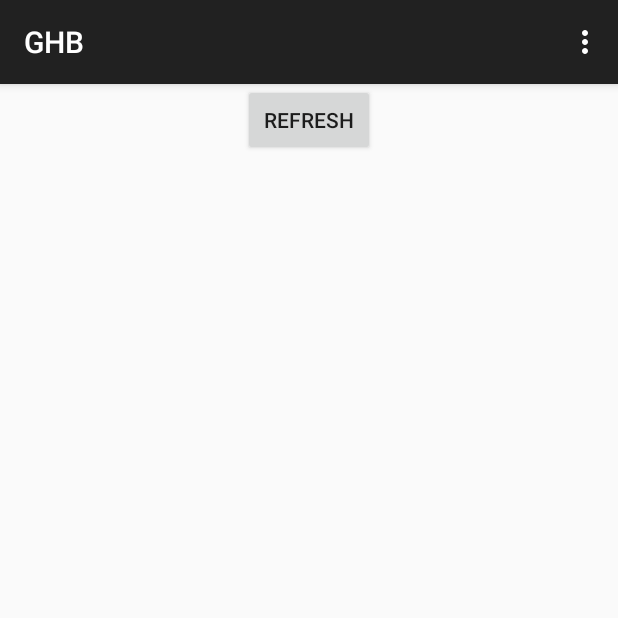
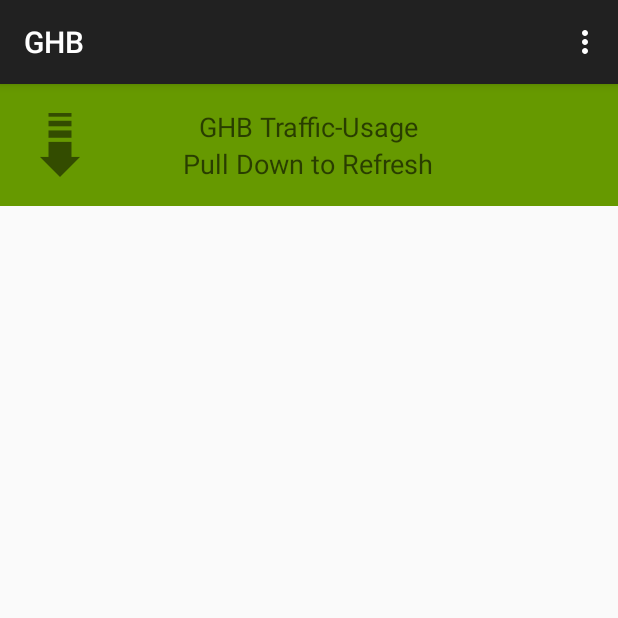
Before and after one commit to doofmars/GHB-Traffic, an Android app: the screen it shows after launch (Statistics), on a phone screen of 412 x 824 dp, the top half of it. Run offline under Robolectric (Android 15) with nearby library versions, the phone set to English and light mode, and no system bars; libraries missing offline, so code that uses them is left out: com.github.mikephil.charting.

Commit message:
Added pull to reload
Added some information
Pull down arrow
Cleanup
Fixed some typos

```diff
--- a/app/src/main/java/de/doofmars/ghb/Statistics.java
+++ b/app/src/main/java/de/doofmars/ghb/Statistics.java
@@ -5,6 +5,7 @@ import android.content.SharedPreferences;
 import android.os.Bundle;
 import android.preference.PreferenceManager;
 import android.support.v4.app.FragmentManager;
+import android.support.v4.widget.SwipeRefreshLayout;
 import android.support.v7.app.ActionBarActivity;
 import android.view.Menu;
 import android.view.MenuItem;
@@ -12,25 +13,35 @@ import android.view.View;
 
 import de.doofmars.ghb.api.DataLoader;
 import de.doofmars.ghb.fragments.BarChartFragment;
+import de.doofmars.ghb.fragments.GeneralFragment;
 import de.doofmars.ghb.fragments.PieChartFragment;
 import de.doofmars.ghb.model.TrafficReport;
 
 
-public class Statistics extends ActionBarActivity {
+public class Statistics extends ActionBarActivity implements SwipeRefreshLayout.OnRefreshListener {
 
     private final static String TRAFFIC_CALL = "https://ghb.hs-furtwangen.de/api/call?method=t&key=";
+    private SwipeRefreshLayout swipeLayout;
 
     @Override
     protected void onCreate(Bundle savedInstanceState) {
         super.onCreate(savedInstanceState);
         setContentView(R.layout.activity_statistics);
-//        if (savedInstanceState == null) {
-//
-//            getIntent().
-//            getSupportFragmentManager().beginTransaction()
-//                    .add(R.id.container, barChartFragment)
-//                    .commit();
-//        }
+
+        swipeLayout = (SwipeRefreshLayout) findViewById(R.id.swipe_container);
+        swipeLayout.setOnRefreshListener(this);
+        swipeLayout.setColorSchemeResources(
+                android.R.color.holo_blue_bright,
+                android.R.color.holo_green_light,
+                android.R.color.holo_orange_light,
+                android.R.color.holo_red_light);
+
+        if (savedInstanceState == null) {
+
+            getSupportFragmentManager().beginTransaction()
+                    .add(R.id.container_general, new GeneralFragment())
+                    .commit();
+        }
 
 
     }
@@ -59,18 +70,33 @@ public class Statistics extends ActionBarActivity {
         return super.onOptionsItemSelected(item);
     }
 
-    public void refreshData(View v) {
+    @Override
+    public void onRefresh() {
         SharedPreferences preferences = PreferenceManager.getDefaultSharedPreferences(getBaseContext());
-        new DataLoader(this).execute(TRAFFIC_CALL + preferences.getString("api_key", ""));
+        if (preferences.contains("api_key")){
+            new DataLoader(this).execute(TRAFFIC_CALL + preferences.getString("api_key", ""));
+        } else {
+            swipeLayout.setRefreshing(false);
+            getIntent().putExtra(getString(R.string.message_key), getString(R.string.message_api_key));
+
+            FragmentManager manager = getSupportFragmentManager();
+            manager.beginTransaction()
+                    .replace(R.id.container_general, new GeneralFragment()).commit();
+        }
     }
 
     public void onBackgroundTaskCompleted(TrafficReport report) {
-        getIntent().putExtra("trafficReport", report);
+        swipeLayout.setRefreshing(false);
+
+        getIntent().putExtra(getResources().getString(R.string.traffic_report_key), report);
+
         PieChartFragment pieChartFragment = new PieChartFragment();
         BarChartFragment barChartFragment = new BarChartFragment();
+        GeneralFragment generalFragment = new GeneralFragment();
 
         FragmentManager manager = getSupportFragmentManager();
         manager.beginTransaction()
+                .replace(R.id.container_general, generalFragment)
                 .replace(R.id.container_bar_chart, barChartFragment)
                 .replace(R.id.container_pie_chart, pieChartFragment).commit();
     }
--- /dev/null
+++ b/app/src/main/java/de/doofmars/ghb/fragments/GeneralFragment.java
@@ -0,0 +1,61 @@
+package de.doofmars.ghb.fragments;
+
+import android.content.Intent;
+import android.os.Bundle;
+import android.support.v4.app.Fragment;
+import android.util.Log;
+import android.view.LayoutInflater;
+import android.view.View;
+import android.view.ViewGroup;
+import android.widget.ImageView;
+import android.widget.TextView;
+
+import com.github.mikephil.charting.charts.PieChart;
+import com.github.mikephil.charting.components.Legend;
+import com.github.mikephil.charting.data.Entry;
+import com.github.mikephil.charting.data.PieData;
+import com.github.mikephil.charting.data.PieDataSet;
+import com.github.mikephil.charting.listener.OnChartValueSelectedListener;
+import com.github.mikephil.charting.utils.ColorTemplate;
+import com.github.mikephil.charting.utils.Highlight;
+import com.github.mikephil.charting.utils.PercentFormatter;
+
+import java.util.ArrayList;
+
+import de.doofmars.ghb.R;
+import de.doofmars.ghb.model.TrafficReport;
+import de.doofmars.ghb.util.CustomValueFormatter;
+
+/**
+ * Created by Jan on 20.03.2015.
+ */
+public class GeneralFragment extends Fragment {
+
+    private TrafficReport report;
+    private String message;
+
+    @Override
+    public View onCreateView(LayoutInflater inflater, ViewGroup container,
+                             Bundle savedInstanceState) {
+
+        View rootView = inflater.inflate(R.layout.fragment_general, container, false);
+
+        Intent intent = getActivity().getIntent();
+        report = (TrafficReport) intent.getSerializableExtra(getResources().getString(R.string.traffic_report_key));
+        message = (String) intent.getSerializableExtra(getResources().getString(R.string.message_key));
+
+        TextView tv = (TextView) rootView.findViewById(R.id.tv_dynamic);
+        ImageView iv = (ImageView) rootView.findViewById(R.id.iv_pull_arrow);
+
+        if (message != null){
+            tv.setText(message);
+            iv.setVisibility(View.INVISIBLE);
+        }
+        if (report != null){
+            tv.setText(new CustomValueFormatter().getFormattedValue(report.getTotal())  + " / 25GB used");
+            iv.setVisibility(View.INVISIBLE);
+        }
+        return rootView;
+    }
+
+}
--- a/app/src/main/java/de/doofmars/ghb/fragments/PieChartFragment.java
+++ b/app/src/main/java/de/doofmars/ghb/fragments/PieChartFragment.java
@@ -3,7 +3,6 @@ package de.doofmars.ghb.fragments;
 import android.content.Intent;
 import android.os.Bundle;
 import android.support.v4.app.Fragment;
-import android.util.Log;
 import android.view.LayoutInflater;
 import android.view.View;
 import android.view.ViewGroup;
@@ -78,7 +77,7 @@ public class PieChartFragment extends Fragment implements OnChartValueSelectedLi
         dataSet.setSliceSpace(3f);
 
         // add a lot of colors
-        ArrayList<Integer> colors = new ArrayList<Integer>();
+        ArrayList<Integer> colors = new ArrayList<>();
         for (int c : ColorTemplate.VORDIPLOM_COLORS)
             colors.add(c);
         for (int c : ColorTemplate.JOYFUL_COLORS)
--- a/app/src/main/java/de/doofmars/ghb/model/TrafficReport.java
+++ b/app/src/main/java/de/doofmars/ghb/model/TrafficReport.java
@@ -18,7 +18,7 @@ import de.doofmars.ghb.R;
  */
 public class TrafficReport implements Serializable {
     List<Day> days;
-    private final static String FREE_TRAFFIC = "Fee Traffic";
+    private final static String FREE_TRAFFIC = "Free Traffic";
     private final static String UNKNOWN_HOST = "unknown";
 
     /**
--- a/app/src/main/res/layout/activity_statistics.xml
+++ b/app/src/main/res/layout/activity_statistics.xml
@@ -1,11 +1,14 @@
-<ScrollView
+<android.support.v4.widget.SwipeRefreshLayout
     xmlns:android="http://schemas.android.com/apk/res/android"
     xmlns:tools="http://schemas.android.com/tools"
+    android:id="@+id/swipe_container"
     android:layout_width="match_parent"
     android:layout_height="match_parent"
     tools:context=".Statistics"
     tools:ignore="MergeRootFrame">
-
+<ScrollView
+        android:layout_width="match_parent"
+        android:layout_height="match_parent">
     <LinearLayout
         android:orientation="vertical"
         android:layout_width="fill_parent"
@@ -26,12 +29,6 @@
             android:layout_width="fill_parent"
             android:layout_height="wrap_content"/>
 
-        <Button
-            android:layout_width="wrap_content"
-            android:layout_height="wrap_content"
-            android:text="@string/btn_refresh"
-            android:id="@+id/bt_refresh"
-            android:onClick="refreshData"
-            android:layout_gravity="center_horizontal" />
     </LinearLayout>
 </ScrollView>
+</android.support.v4.widget.SwipeRefreshLayout>
--- /dev/null
+++ b/app/src/main/res/layout/fragment_general.xml
@@ -0,0 +1,41 @@
+<?xml version="1.0" encoding="utf-8"?>
+<RelativeLayout xmlns:android="http://schemas.android.com/apk/res/android"
+    android:layout_width="match_parent"
+    android:layout_height="wrap_content"
+    android:paddingLeft="@dimen/activity_horizontal_margin"
+    android:paddingRight="@dimen/activity_horizontal_margin"
+    android:paddingTop="@dimen/activity_horizontal_margin"
+    android:paddingBottom="@dimen/activity_horizontal_margin"
+    android:background="@color/adarkgreen">
+
+
+    <TextView
+        android:layout_width="wrap_content"
+        android:layout_height="wrap_content"
+        android:textAppearance="?android:attr/textAppearanceMedium"
+        android:text="GHB Traffic-Usage"
+        android:id="@+id/tv_title"
+        android:layout_alignParentTop="true"
+        android:layout_centerHorizontal="true" />
+
+    <TextView
+        android:layout_width="wrap_content"
+        android:layout_height="wrap_content"
+        android:textAppearance="?android:attr/textAppearanceMedium"
+        android:text="Pull Down to Refresh"
+        android:id="@+id/tv_dynamic"
+        android:layout_below="@+id/tv_title"
+        android:layout_centerHorizontal="true" />
+
+    <ImageView
+        android:layout_width="wrap_content"
+        android:layout_height="wrap_content"
+        android:id="@+id/iv_pull_arrow"
+        android:contentDescription="Pull Down"
+        android:src="@mipmap/pull_arrow"
+        android:alpha="0.5"
+        android:layout_alignParentTop="true"
+        android:layout_alignParentLeft="true"
+        android:layout_alignParentStart="true"
+        android:layout_alignBottom="@+id/tv_dynamic" />
+</RelativeLayout>
--- a/app/src/main/res/layout/fragment_piechart.xml
+++ b/app/src/main/res/layout/fragment_piechart.xml
@@ -4,8 +4,7 @@
     android:layout_height="match_parent"
     android:paddingLeft="@dimen/activity_horizontal_margin"
     android:paddingRight="@dimen/activity_horizontal_margin"
-    android:paddingTop="@dimen/activity_vertical_margin"
-    android:paddingBottom="@dimen/activity_vertical_margin">
+    android:paddingTop="@dimen/activity_vertical_margin">
 
     <com.github.mikephil.charting.charts.PieChart
         android:id="@+id/chart1"
--- a/app/src/main/res/values/strings.xml
+++ b/app/src/main/res/values/strings.xml
@@ -11,4 +11,6 @@
     <string name="pie_chart_center_label">Traffic by Host</string>
     <string name="pie_chart_legend_label">Hosts</string>
     <string name="traffic_report_key">trafficReport</string>
+    <string name="message_key">message</string>
+    <string name="message_api_key">No API-Key is set.</string>
 </resources>
```
Also changed, not shown: app/src/main/pull_arrow-web.png (added), app/src/main/res/mipmap-hdpi/pull_arrow.png (added), app/src/main/res/mipmap-mdpi/pull_arrow.png (added), app/src/main/res/mipmap-xhdpi/pull_arrow.png (added), app/src/main/res/mipmap-xxhdpi/pull_arrow.png (added), app/src/main/res/mipmap-xxxhdpi/pull_arrow.png (added).
